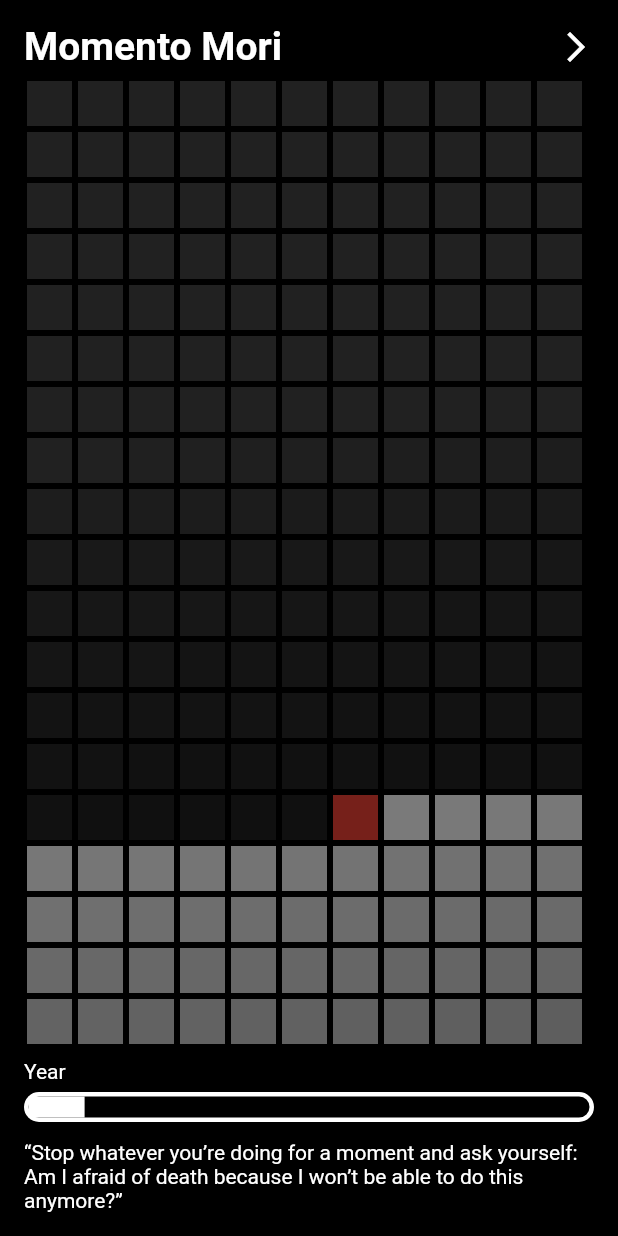
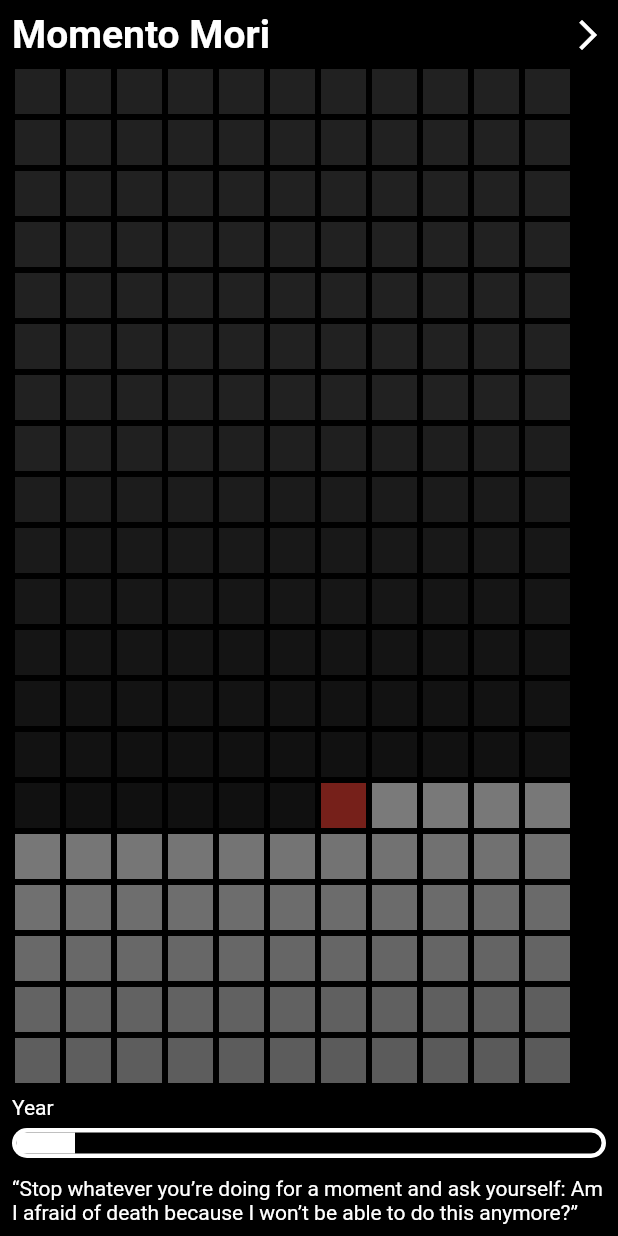
Before and after one commit to abhinavmarwaha/LifeHQ, a Flutter app: the screen it shows after launch, on a phone screen of 412 x 824 dp. Run offline on Flutter 3.47's test engine with Material 2 defaults, Android fonts, the phone set to English and light mode, and no system bars; our stand-ins replace cached_network_image, flutter_html, flutter_local_notifications, flutter_map, fluttertoast, latlong2 and 3 more; missing offline and left inert: awesome_emojis, gps, html_editor_enhanced, osm_nominatim; accounts and stored records are empty.

Commit message:
listing docs

```diff
--- a/lib/skeleton.dart
+++ b/lib/skeleton.dart
@@ -14,7 +14,7 @@ class Skeleton extends StatelessWidget {
         backgroundColor: Colors.black,
         body: SafeArea(
           child: Padding(
-            padding: const EdgeInsets.all(16.0),
+            padding: const EdgeInsets.all(8.0),
             child: child,
           ),
         ));
--- /dev/null
+++ b/version.txt
@@ -0,0 +1,2 @@
+versionName=0.5.0
+versionCode=1
```
Also changed, not shown: 4 other files.
